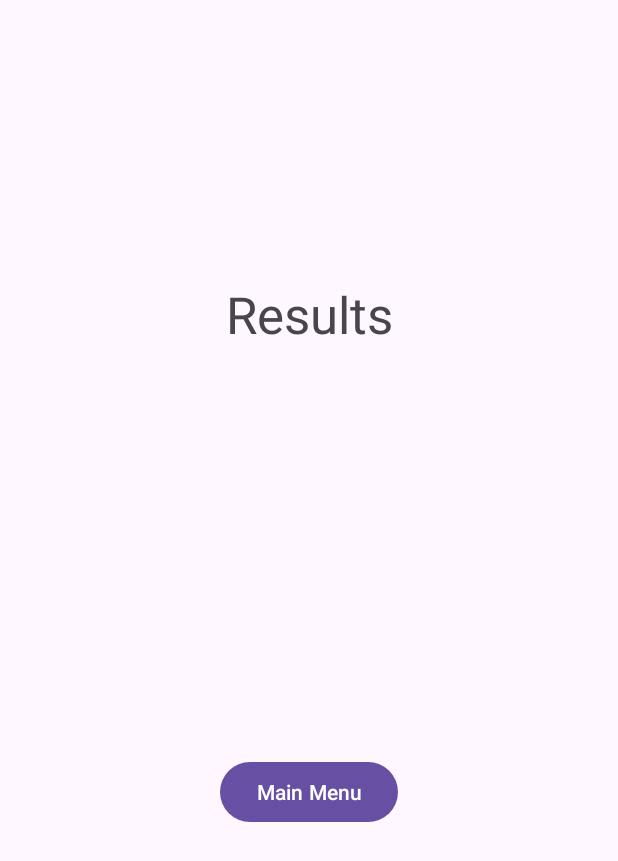
After one commit to jonatanwestling/Thirty, an Android app: the ResultFragment screen opened through its navigation route, on a phone screen of 412 x 824 dp. The commit adds this screen. Shown: the top 861 px of the screen. Run offline under Robolectric (Android 15) with nearby library versions, the phone set to English and light mode, and no system bars.

Commit message:
Feat: added result screen

```diff
--- /dev/null
+++ b/app/src/main/java/se/umu/c22jwg/thirty/view/ResultFragment.kt
@@ -0,0 +1,35 @@
+package se.umu.c22jwg.thirty.view
+
+import android.os.Bundle
+import android.view.LayoutInflater
+import android.view.View
+import android.view.ViewGroup
+import androidx.fragment.app.Fragment
+import androidx.navigation.fragment.findNavController
+import androidx.navigation.NavOptions
+import se.umu.c22jwg.thirty.R
+
+class ResultFragment: Fragment() {
+    override fun onCreateView(
+        inflater: LayoutInflater, container: ViewGroup?,
+        savedInstanceState: Bundle?
+    ): View? {
+        return inflater.inflate(R.layout.fragment_result, container, false)
+    }
+    override fun onViewCreated(view: View, savedInstanceState: Bundle?) {
+        super.onViewCreated(view, savedInstanceState)
+        // Initialize UI components
+        val startButton: View = view.findViewById(R.id.start_button)
+        startButton.setOnClickListener {
+            // Navigate to the main menu and clear the back stack
+            findNavController().navigate(
+                R.id.action_resultFragment_to_startFragment2,
+                null,
+                NavOptions.Builder()
+                    .setPopUpTo(R.id.startFragment, inclusive = true)
+                    .build()
+            )
+        }
+
+    }
+}
--- /dev/null
+++ b/app/src/main/res/layout/fragment_result.xml
@@ -0,0 +1,31 @@
+<?xml version="1.0" encoding="utf-8"?>
+<androidx.constraintlayout.widget.ConstraintLayout xmlns:android="http://schemas.android.com/apk/res/android"
+    xmlns:app="http://schemas.android.com/apk/res-auto"
+    xmlns:tools="http://schemas.android.com/tools"
+    android:id="@+id/main"
+    android:layout_width="match_parent"
+    android:layout_height="match_parent"
+    tools:context=".view.ResultFragment">
+
+    <TextView
+        android:id="@+id/textView"
+        android:layout_width="wrap_content"
+        android:layout_height="wrap_content"
+        android:text="@string/results"
+        android:textSize="34sp"
+        app:layout_constraintBottom_toBottomOf="parent"
+        app:layout_constraintEnd_toEndOf="parent"
+        app:layout_constraintStart_toStartOf="parent"
+        app:layout_constraintTop_toTopOf="parent"
+        app:layout_constraintVertical_bias="0.24000001" />
+
+    <Button
+        android:id="@+id/start_button"
+        android:layout_width="wrap_content"
+        android:layout_height="wrap_content"
+        android:text="@string/main_menu"
+        app:layout_constraintBottom_toBottomOf="parent"
+        app:layout_constraintEnd_toEndOf="parent"
+        app:layout_constraintStart_toStartOf="parent"
+        app:layout_constraintTop_toBottomOf="@+id/textView" />
+</androidx.constraintlayout.widget.ConstraintLayout>
--- a/app/src/main/res/navigation/nav_graph.xml
+++ b/app/src/main/res/navigation/nav_graph.xml
@@ -17,5 +17,18 @@
         android:id="@+id/gameFragment"
         android:name="se.umu.c22jwg.thirty.view.GameFragment"
         android:label="fragment_game"
-        tools:layout="@layout/fragment_game" />
+        tools:layout="@layout/fragment_game" >
+        <action
+            android:id="@+id/action_gameFragment_to_resultFragment"
+            app:destination="@id/resultFragment" />
+    </fragment>
+    <fragment
+        android:id="@+id/resultFragment"
+        android:name="se.umu.c22jwg.thirty.view.ResultFragment"
+        android:label="fragment_result"
+        tools:layout="@layout/fragment_result" >
+        <action
+            android:id="@+id/action_resultFragment_to_startFragment2"
+            app:destination="@id/startFragment" />
+    </fragment>
 </navigation>
--- a/app/src/main/res/values/strings.xml
+++ b/app/src/main/res/values/strings.xml
@@ -8,6 +8,10 @@
     <string name="score">Score</string>
     <string name="next">Next</string>
     <string name="round">Round</string>
+    <string name="finish_text">Finish</string>
+    <string name="next_text">Next</string>
+    <string name="results">Results</string>
+    <string name="main_menu">Main Menu</string>
     <string-array name="score_options">
         <item>Low</item>
         <item>4</item>
```
